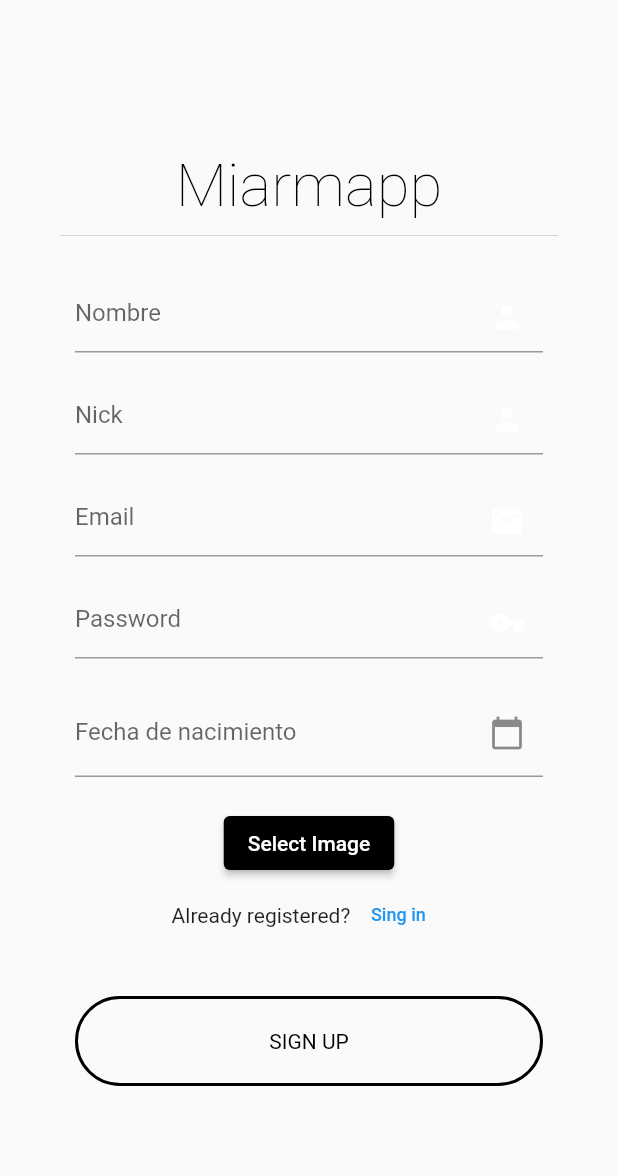
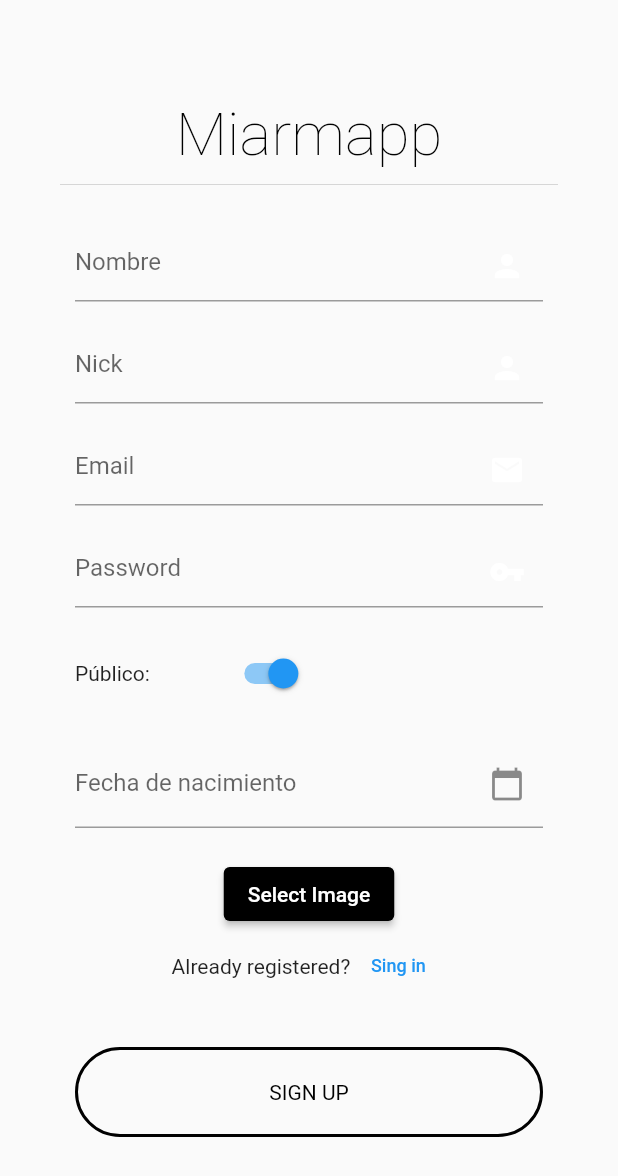
Before and after one commit to Daniel-DLR-02/MIARMA-ProyectoDIPMDM-Frontend, a Flutter app: the screen it shows after launch, after a tap on "Register now", on a phone screen of 412 x 824 dp. Shown: the top 1176 px of the screen. Run offline on Flutter 3.47's test engine with Material 2 defaults, Android fonts, the phone set to English and light mode, and no system bars; our stand-ins replace bloc, cached_network_image, equatable, flutter_bloc, font_awesome_flutter, google_fonts and 2 more; network calls fail; statements that could not run were skipped.

Commit message:
Formulario de registro finalizado

```diff
--- a/lib/main.dart
+++ b/lib/main.dart
@@ -1,4 +1,5 @@
 import 'package:flutter/material.dart';
+import 'package:miarma_app/repository/preferences_utils.dart';
 import 'package:miarma_app/ui/login_screen.dart';
 import 'package:miarma_app/ui/menu_screen.dart';
 import 'package:miarma_app/ui/profile_screen.dart';
@@ -6,6 +7,8 @@ import 'package:miarma_app/ui/register_screen.dart';
 import 'package:miarma_app/ui/search_screen.dart';
 
 void main() {
+  WidgetsFlutterBinding.ensureInitialized();
+  PreferenceUtils.init();
   runApp(const MyApp());
 }
 
--- a/lib/ui/menu_screen.dart
+++ b/lib/ui/menu_screen.dart
@@ -18,8 +18,8 @@ class MenuScreen extends StatefulWidget {
 class _MenuScreenState extends State<MenuScreen> {
   int _currentIndex = 0;
   String? avatar_sin_formato;
-  String? avatar_url;
-  String? token = "";
+  String? avatar_url = "none";
+  String? token = "none";
 
   List<Widget> pages = [
     const HomeScreen(),
@@ -31,9 +31,10 @@ class _MenuScreenState extends State<MenuScreen> {
   void initState() {
     super.initState();
     PreferenceUtils.init();
-    avatar_sin_formato = PreferenceUtils.getString('avatar');
-    avatar_url = avatar_sin_formato?.replaceAll(
-        "http://localhost:8080", Constants.baseUrl);
+
+    avatar_sin_formato = PreferenceUtils.getString("avatar");
+    avatar_url = avatar_sin_formato!
+        .replaceAll("http://localhost:8080", Constants.baseUrl);
     token = PreferenceUtils.getString("token");
   }
 
--- a/lib/ui/register_screen.dart
+++ b/lib/ui/register_screen.dart
@@ -35,6 +35,7 @@ class _RegisterScreenState extends State<RegisterScreen> {
   String _range = '';
   String _rangeCount = '';
   TextEditingController dateController = TextEditingController();
+  bool publicController = true;
 
   @override
   void initState() {
@@ -209,34 +210,27 @@ class _RegisterScreenState extends State<RegisterScreen> {
                                   },
                                 ),
                               ),
-                              /*Container(
+                              Container(
                                 margin: const EdgeInsets.only(top: 20),
                                 width: deviceWidth - 100,
-                                child: TextFormField(
-                                  controller: passwordController,
-                                  obscureText: true,
-                                  decoration: const InputDecoration(
-                                      suffixIcon: Icon(Icons.vpn_key),
-                                      suffixIconColor: Colors.white,
-                                      hintText: 'Repeat password',
-                                      focusedBorder: UnderlineInputBorder(
-                                          borderSide:
-                                              BorderSide(color: Colors.white))),
-                                  onSaved: (String? value) {
-                                    // This optional block of code can be used to run
-                                    // code when the user saves the form.
-                                  },
-                                  validator: (value) {
-                                    return (value == null || value.isEmpty)
-                                        ? 'Write a password'
-                                        : null;
-                                  },
+                                child: Row(
+                                  children: [
+                                    Text("Público:"),
+                                    Padding(
+                                      padding:
+                                          const EdgeInsets.only(left: 50.0),
+                                      child: Switch(
+                                        value: publicController,
+                                        onChanged: (value) {
+                                          setState(() {
+                                            publicController = value;
+                                          });
+                                        },
+                                      ),
+                                    ),
+                                  ],
                                 ),
-                              ),*/
-
-                              //Controller booleano Publicaciones
-
-                              //Controller fecha nacimiento
+                              ),
                               Container(
                                 margin: const EdgeInsets.only(top: 20),
                                 width: deviceWidth - 100,
@@ -347,7 +341,7 @@ class _RegisterScreenState extends State<RegisterScreen> {
                                     email: emailController.text,
                                     password: passwordController.text,
                                     fechaNacimiento: dateController.text,
-                                    publico: true);
+                                    publico: publicController);
                                 BlocProvider.of<RegisterBloc>(context).add(
                                     DoRegisterEvent(registerDto, filePath));
                               }
```
